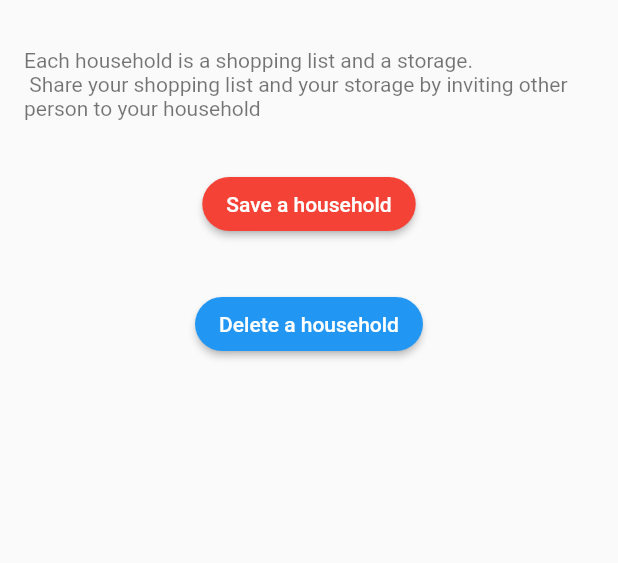
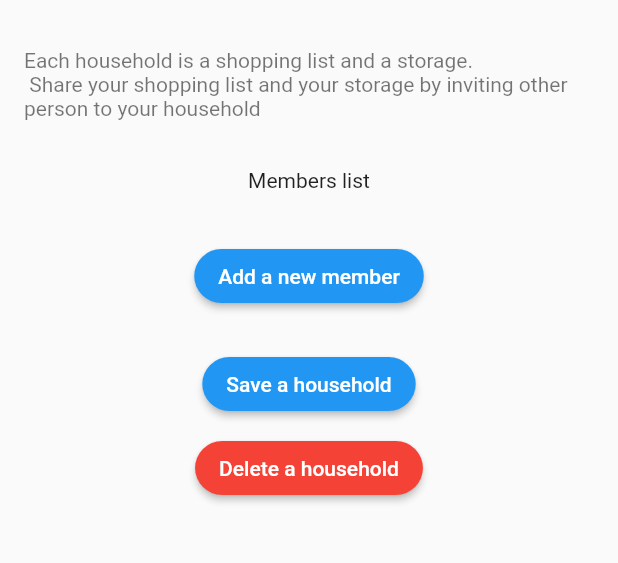
Before and after one commit to Realague/my_fridge, a Flutter app: the FormEditHousehold screen opened directly with empty values, on a phone screen of 412 x 824 dp, the part 180-743 px from its top. Run offline on Flutter 3.47's test engine with Material 2 defaults, Android fonts, the light colour scheme and no system bars; our stand-ins replace cloud_firestore, dropdown_search, firebase_auth, firebase_core, share_plus; accounts and stored records are empty; generated files the repository leaves out were written again; network calls fail.

Commit message:
[+] Households management

```diff
--- a/lib/household/household_edit_form.dart
+++ b/lib/household/household_edit_form.dart
@@ -4,6 +4,7 @@ import 'package:flutter_gen/gen_l10n/app_localizations.dart';
 import 'package:my_fridge/model/household.dart';
 import 'package:my_fridge/services/household_service.dart';
 import 'package:my_fridge/services/user_service.dart';
+import 'package:share_plus/share_plus.dart';
 
 import '../bottom_navigation_bar.dart';
 import '../model/user.dart';
@@ -61,12 +62,9 @@ class _FormEditHouseholdState extends State<FormEditHousehold> {
               controller: _nameController,
             ),
           ),
+          buildMemberSection(context),
           Padding(
-            padding: EdgeInsets.all(16.0),
-            child: Text(AppLocalizations.of(context)!.household_description, style: TextStyle(color: Colors.black54)),
-          ),
-          Padding(
-            padding: EdgeInsets.all(16.0),
+            padding: EdgeInsets.symmetric(vertical: 8),
             child: ElevatedButton(
               onPressed: () {
                 if (_formKey.currentState!.validate()) {
@@ -79,6 +77,21 @@ class _FormEditHouseholdState extends State<FormEditHousehold> {
               },
               child: Text(AppLocalizations.of(context)!.household_save),
               style: ButtonStyle(
+                shape: MaterialStateProperty.all(
+                  RoundedRectangleBorder(
+                    borderRadius: BorderRadius.circular(40),
+                  ),
+                ),
+              ),
+            ),
+          ),
+          ElevatedButton(
+            onPressed: () {
+              HouseholdService.delete(household.id!);
+              Navigator.pop(context);
+            },
+            child: Text(AppLocalizations.of(context)!.household_delete),
+            style: ButtonStyle(
               backgroundColor: MaterialStatePropertyAll<Color>(Colors.red),
               shape: MaterialStateProperty.all(
                 RoundedRectangleBorder(
@@ -87,15 +100,27 @@ class _FormEditHouseholdState extends State<FormEditHousehold> {
               ),
             ),
           ),
+        ]),
       ),
+    );
+  }
+
+  Widget buildMemberSection(BuildContext context) {
+    return Column(
+      children: [
+        Padding(
+          padding: EdgeInsets.all(16.0),
+          child: Text(AppLocalizations.of(context)!.household_description, style: TextStyle(color: Colors.black54)),
+        ),
+        Padding(padding: EdgeInsets.all(16.0), child: Text(AppLocalizations.of(context)!.household_members_list)),
+        buildMembersList(context),
         Padding(
           padding: EdgeInsets.all(16.0),
           child: ElevatedButton(
             onPressed: () {
-                HouseholdService.delete(household.id!);
-                Navigator.pop(context);
+              Share.share("Rejoins mon ménage sur MyFridge!\n" + household.id!);
             },
-              child: Text(AppLocalizations.of(context)!.household_delete),
+            child: Text(AppLocalizations.of(context)!.household_add_member),
             style: ButtonStyle(
               shape: MaterialStateProperty.all(
                 RoundedRectangleBorder(
@@ -104,9 +129,8 @@ class _FormEditHouseholdState extends State<FormEditHousehold> {
               ),
             ),
           ),
-          ),
-        ]),
-      ),
+        )
+      ],
     );
   }
 
@@ -125,7 +149,17 @@ class _FormEditHouseholdState extends State<FormEditHousehold> {
           itemCount: (snapshot.data as QuerySnapshot).docs.length,
           itemBuilder: (context, index) {
             MyFridgeUser user = MyFridgeUser.fromDocument((snapshot.data as QuerySnapshot).docs[index]);
-            return;
+            return Row(
+              mainAxisAlignment: MainAxisAlignment.center,
+              children: [
+                CircleAvatar(
+                  radius: 10,
+                  backgroundImage: NetworkImage(user.imageUrl),
+                ),
+                SizedBox(width: 5),
+                Text(user.username)
+              ],
+            );
           },
         );
       },
--- a/lib/household/join_household.dart
+++ b/lib/household/join_household.dart
@@ -41,7 +41,7 @@ class _JoinHouseholdState extends State<JoinHousehold> {
                   contentPadding: EdgeInsets.symmetric(horizontal: 12),
                   labelText: AppLocalizations.of(context)!.household_join_link,
                 ),
-                validator: (final link) => Validators.isValidHousehold(context, link!),
+                validator: (final link) => Validators.notEmpty(context, link!),
                 controller: _linkController,
               ),
             ),
--- a/lib/model/user.dart
+++ b/lib/model/user.dart
@@ -3,12 +3,7 @@ import 'package:flutter/cupertino.dart';
 
 class MyFridgeUser {
   MyFridgeUser(
-      {this.id,
-      required this.username,
-      required this.email,
-      required this.imageUrl,
-      this.selectedStorage,
-      required this.households});
+      {this.id, required this.username, required this.email, required this.imageUrl, this.selectedHousehold, required this.households});
 
   String? id;
 
@@ -18,7 +13,7 @@ class MyFridgeUser {
 
   String imageUrl;
 
-  String? selectedStorage;
+  String? selectedHousehold;
 
   List<String> households;
 
@@ -29,7 +24,7 @@ class MyFridgeUser {
       username: data['username'],
       email: data['email'],
       imageUrl: data['imageUrl'],
-      selectedStorage: data['selectedStorage'],
+      selectedHousehold: data['selectedHousehold'],
       households: List.from(data['households']),
     );
   }
@@ -39,7 +34,7 @@ class MyFridgeUser {
       'username': this.username,
       'email': this.email,
       'imageUrl': this.imageUrl,
-      'selectedStorage': this.selectedStorage,
+      'selectedHousehold': this.selectedHousehold,
       'households': this.households
     };
   }
--- a/lib/services/household_service.dart
+++ b/lib/services/household_service.dart
@@ -11,7 +11,7 @@ class HouseholdService {
 
   static DocumentReference<Object?> getSelectedHousehold(final BuildContext context) {
     MyFridgeUser user = UserService.getCurrentUserFromCache(context)!;
-    return collectionInstance.doc(user.selectedStorage);
+    return collectionInstance.doc(user.selectedHousehold);
   }
 
   static create(final Household household, final BuildContext context) async {
--- a/lib/services/user_service.dart
+++ b/lib/services/user_service.dart
@@ -48,7 +48,7 @@ class UserService {
   static updateUserHouseholds(BuildContext context, String householdId) {
     MyFridgeUser user = UserService.getCurrentUserFromCache(context)!;
     user.households.add(householdId);
-    user.selectedStorage = householdId;
+    user.selectedHousehold = householdId;
     update(user, context);
   }
 
--- a/lib/utils/validators.dart
+++ b/lib/utils/validators.dart
@@ -28,8 +28,4 @@ class Validators {
     }
     return null;
   }
-
-  static String? isValidHousehold(final BuildContext context, final String householdId) {
-    return null;
-  }
 }
```
Also changed, not shown: lib/main.dart (+24 -8 lines), lib/widget/navigation_drawer.dart (+13 -3 lines). Lines whose indentation alone changed are shown as unchanged.
